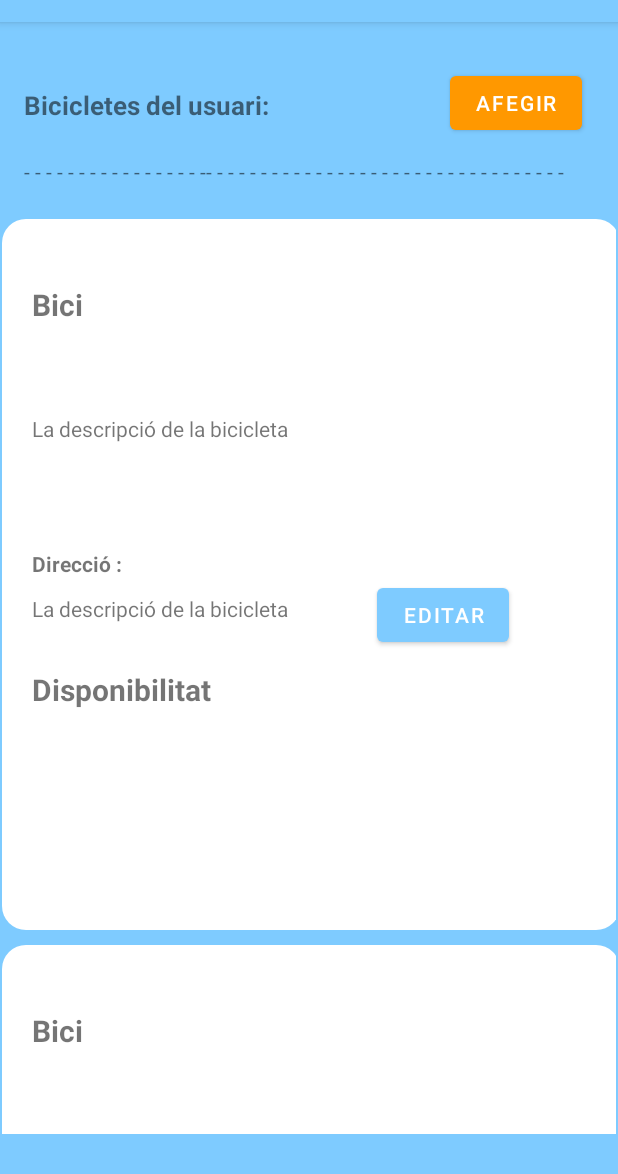
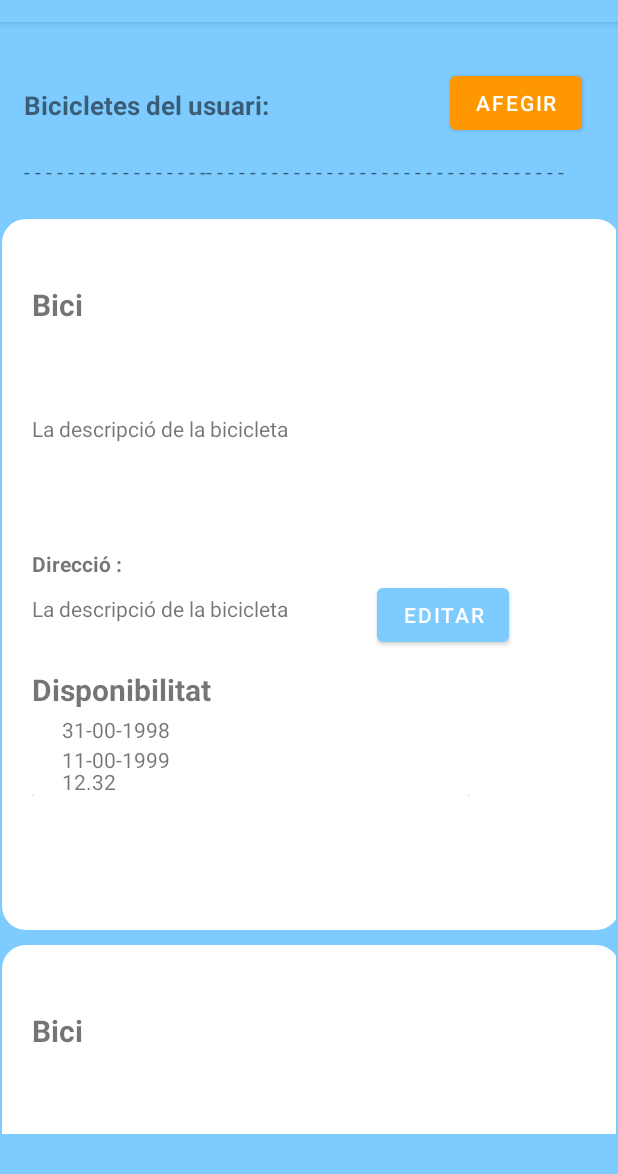
Before and after one commit to eliasporter/CicloBnB, an Android app: the Garatge screen opened directly, with no data from a screen before it, on a phone screen of 412 x 824 dp, the part 62-1236 px from its top. Run offline under Robolectric (Android 15) with nearby library versions, the phone set to English and light mode, and no system bars.

Commit message:
Adapter Disponibilitat fet

```diff
--- a/app/src/main/java/com/example/ciclobnb/Objectes/Adapter/AdapterDisponibilitats.java
+++ b/app/src/main/java/com/example/ciclobnb/Objectes/Adapter/AdapterDisponibilitats.java
@@ -1,4 +1,85 @@
 package com.example.ciclobnb.Objectes.Adapter;
 
-public class AdapterDisponibilitats {
+import android.content.Context;
+import android.content.DialogInterface;
+import android.content.Intent;
+import android.content.res.Resources;
+import android.view.LayoutInflater;
+import android.view.View;
+import android.view.ViewGroup;
+import android.widget.Button;
+import android.widget.ImageView;
+import android.widget.TextView;
+
+import androidx.annotation.NonNull;
+import androidx.appcompat.app.AlertDialog;
+import androidx.recyclerview.widget.RecyclerView;
+
+import com.example.ciclobnb.Bici_per_llogar;
+import com.example.ciclobnb.Objectes.Bici;
+import com.example.ciclobnb.Objectes.Disponibilitat;
+import com.example.ciclobnb.Objectes.Usser;
+import com.example.ciclobnb.R;
+
+import java.text.DateFormat;
+import java.text.SimpleDateFormat;
+import java.util.ArrayList;
+
+public class AdapterDisponibilitats extends RecyclerView.Adapter<AdapterDisponibilitats.ViewHolder> {
+
+    /*TreeSet<Bici> bicis = new TreeSet<>();
+    TreeSet<Usser> users = new TreeSet<>();*/
+    ArrayList <Disponibilitat> dispo =new ArrayList<>();
+    Context context;
+
+    public AdapterDisponibilitats( ArrayList<Disponibilitat> dispo, Context context) {
+        this.dispo = dispo;
+        this.context = context;
+    }
+
+    public class ViewHolder extends RecyclerView.ViewHolder {
+        TextView dataInici;
+        TextView dataFi;
+
+        TextView preu;
+
+        public ViewHolder(View view) {
+            super(view);
+            dataInici=view.findViewById(R.id.DiaInici);
+            dataFi=view.findViewById(R.id.DiaFi);
+            preu=view.findViewById(R.id.Preu);
+
+        }
+
+        public void bind(Integer position) {
+            DateFormat dateFormat = new SimpleDateFormat("dd-mm-yyyy");
+            dataInici.setText(dateFormat.format(dispo.get(position).getDataInici()));
+            dataFi.setText(dateFormat.format(dispo.get(position).getDataFi()));
+            preu.setText(String.valueOf(dispo.get(position).getPreu()));
+        }
+    }
+    @Override
+    public AdapterDisponibilitats.ViewHolder onCreateViewHolder(ViewGroup viewGroup, int viewType) {
+        View view = LayoutInflater.from(viewGroup.getContext())
+                .inflate(R.layout.disponibilitats_text, viewGroup, false);
+
+        return new AdapterDisponibilitats.ViewHolder(view);
+    }
+
+    @Override
+    public void onBindViewHolder(@NonNull ViewHolder holder, int position) {
+        holder.bind(position);
+    }
+
+
+    @Override
+    public int getItemCount() {
+        return dispo.size();
+    }
+
+    public Integer getImage(String imatge, View v) {
+        Resources resources = context.getResources();
+
+        return resources.getIdentifier(imatge, "drawable", context.getPackageName() );
+    }
 }
--- a/app/src/main/java/com/example/ciclobnb/Objectes/Adapter/AdapterGaratge.java
+++ b/app/src/main/java/com/example/ciclobnb/Objectes/Adapter/AdapterGaratge.java
@@ -13,6 +13,7 @@ import android.widget.TextView;
 
 import androidx.annotation.NonNull;
 import androidx.appcompat.app.AlertDialog;
+import androidx.recyclerview.widget.LinearLayoutManager;
 import androidx.recyclerview.widget.RecyclerView;
 
 import com.example.ciclobnb.Bici_per_llogar;
@@ -21,6 +22,7 @@ import com.example.ciclobnb.Objectes.Bici;
 import com.example.ciclobnb.Objectes.Usser;
 import com.example.ciclobnb.R;
 
+import java.text.ParseException;
 import java.util.ArrayList;
 
 public class AdapterGaratge extends RecyclerView.Adapter<AdapterGaratge.ViewHolder> {
@@ -44,6 +46,7 @@ public class AdapterGaratge extends RecyclerView.Adapter<AdapterGaratge.ViewHold
         TextView descripcio;
         Button editar;
         TextView tDireccio;
+        RecyclerView dispo;
         ImageView tFoto;
 
         public ViewHolder(View view) {
@@ -53,10 +56,11 @@ public class AdapterGaratge extends RecyclerView.Adapter<AdapterGaratge.ViewHold
             editar = view.findViewById(R.id.botoEditaBiciGaratge);
             tDireccio = view.findViewById(R.id.direccioBici);
             tFoto = view.findViewById(R.id.fotoBiciGaratge);
+            dispo=view.findViewById(R.id.disponibilitatsGaratge);
 
         }
 
-        public void bind(Integer position) {
+        public void bind(Integer position) throws ParseException {
 
             marca.setText(bicis.get(position).getMarca());
             editar.setOnClickListener(new View.OnClickListener() {
@@ -74,11 +78,9 @@ public class AdapterGaratge extends RecyclerView.Adapter<AdapterGaratge.ViewHold
                     });
                 }
             });
-
-            if (mostrarImatge) {
-                Integer imatge = getImage(bicis.get(position).getFoto(), this.itemView);
-
-            }
+            //per cada una de les bicis mostrem una ReciclerView amb les seves disponibilitats
+            dispo.setAdapter(new AdapterDisponibilitats(bicis.get(position).getDisponibilitats(),context));
+            dispo.setLayoutManager(new LinearLayoutManager(context));
             itemView.setOnClickListener(new View.OnClickListener() {
                 @Override
                 public void onClick(View view) {
@@ -101,7 +103,11 @@ public class AdapterGaratge extends RecyclerView.Adapter<AdapterGaratge.ViewHold
 
     @Override
     public void onBindViewHolder(@NonNull ViewHolder holder, int position) {
-        holder.bind(position);
+        try {
+            holder.bind(position);
+        } catch (ParseException e) {
+            e.printStackTrace();
+        }
     }
 
 
--- a/app/src/main/java/com/example/ciclobnb/Objectes/Bici.java
+++ b/app/src/main/java/com/example/ciclobnb/Objectes/Bici.java
@@ -1,9 +1,13 @@
 package com.example.ciclobnb.Objectes;
 
 import android.graphics.Bitmap;
+import android.util.Log;
 
+import java.text.ParseException;
+import java.text.SimpleDateFormat;
 import java.util.ArrayList;
 import java.util.Collection;
+import java.util.Date;
 
 public class Bici {
 
@@ -15,6 +19,7 @@ public class Bici {
     private int idDireccio;
     private double preu;
     private String foto;
+    private ArrayList<Disponibilitat> disponibilitats = new ArrayList<>();
 
     public Bici(String marca,int idBicicleta, int idUser, String descripcio, String tipus, int idDireccio) {
         this.IdBicicleta = idBicicleta;
@@ -71,6 +76,24 @@ public class Bici {
         return this.foto;
     }
 
+    public ArrayList<Disponibilitat> getDisponibilitats() {
+        try {
+            String sDate1="31-12-1998";
+            String sDate2="11-12-1999";
+            Date inici=new SimpleDateFormat("dd-MM-yyyy").parse(sDate1);
+            Date fi=new SimpleDateFormat("dd-MM-yyyy").parse(sDate2);
+            Disponibilitat temp = new Disponibilitat(inici,fi,12.32);
+            Log.d("dispoooo", temp.toString());
+            disponibilitats.add(temp);
+            //disponibilitats.add(new Disponibilitat(inici,fi,12.32));
+
+        }catch (ParseException e){
+            e.printStackTrace();
+        }
+
+        return disponibilitats;
+    }
+
     public String getMarca() {
         return this.marca;
     }
--- /dev/null
+++ b/app/src/main/java/com/example/ciclobnb/Objectes/Disponibilitat.java
@@ -0,0 +1,49 @@
+package com.example.ciclobnb.Objectes;
+
+import java.util.Date;
+
+public class Disponibilitat {
+    private Date dataInici;
+    private Date dataFi;
+    private double preu;
+
+
+    public Disponibilitat(Date dataInici,Date dataFi,double preu){
+        this.dataInici=dataInici;
+        this.dataFi=dataFi;
+        this.preu=preu;
+    }
+
+    public Date getDataInici() {
+        return dataInici;
+    }
+
+    public void setDataInici(Date dataInici) {
+        this.dataInici = dataInici;
+    }
+
+    public Date getDataFi() {
+        return dataFi;
+    }
+
+    public void setDataFi(Date dataFi) {
+        this.dataFi = dataFi;
+    }
+
+    public double getPreu() {
+        return preu;
+    }
+
+    public void setPreu(double preu) {
+        this.preu = preu;
+    }
+
+    @Override
+    public String toString() {
+        return "Disponibilitat{" +
+                "dataInici=" + dataInici +
+                ", dataFi=" + dataFi +
+                ", preu=" + preu +
+                '}';
+    }
+}
--- a/app/src/main/res/layout/bici_per_garatge.xml
+++ b/app/src/main/res/layout/bici_per_garatge.xml
@@ -46,6 +46,7 @@
             android:text="Disponibilitat" />
 
         <androidx.recyclerview.widget.RecyclerView
+            android:id="@+id/disponibilitatsGaratge"
             android:layout_width="292dp"
             android:layout_height="118dp"
             android:layout_marginStart="20dp"
--- a/app/src/main/res/layout/disponibilitats_text.xml
+++ b/app/src/main/res/layout/disponibilitats_text.xml
@@ -3,15 +3,39 @@
     <LinearLayout xmlns:android="http://schemas.android.com/apk/res/android"
         android:orientation="vertical"
         android:layout_width="match_parent"
-        android:layout_height="wrap_content">
+        android:layout_height="wrap_content"
+    >
+
+
+    <androidx.cardview.widget.CardView
+        android:layout_width="match_parent"
+        android:layout_height="match_parent">
 
         <TextView
-            android:id="@+id/textView23"
+            android:id="@+id/DiaInici"
             android:layout_width="wrap_content"
             android:layout_height="wrap_content"
             android:layout_marginStart="20dp"
             android:layout_marginTop="5dp"
 
-            android:text="TextView"
-            />
-    </LinearLayout>
+            android:text="21/05/2009" />
+
+        <TextView
+            android:id="@+id/DiaFi"
+            android:layout_width="wrap_content"
+            android:layout_height="wrap_content"
+            android:layout_marginStart="20dp"
+            android:layout_marginTop="25dp"
+
+            android:text="07/06/2009" />
+
+        <TextView
+            android:id="@+id/Preu"
+            android:layout_width="wrap_content"
+            android:layout_height="wrap_content"
+            android:layout_marginStart="20dp"
+            android:layout_marginTop="40dp"
+
+            android:text="12.00€" />
+    </androidx.cardview.widget.CardView>
+</LinearLayout>
```
